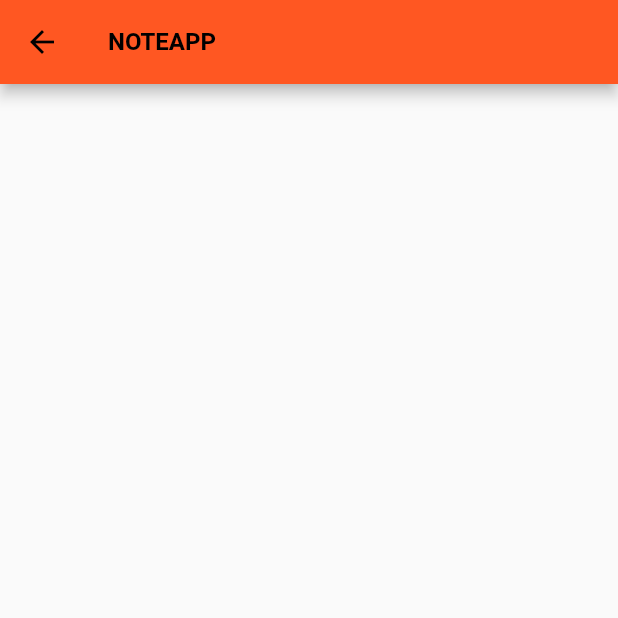
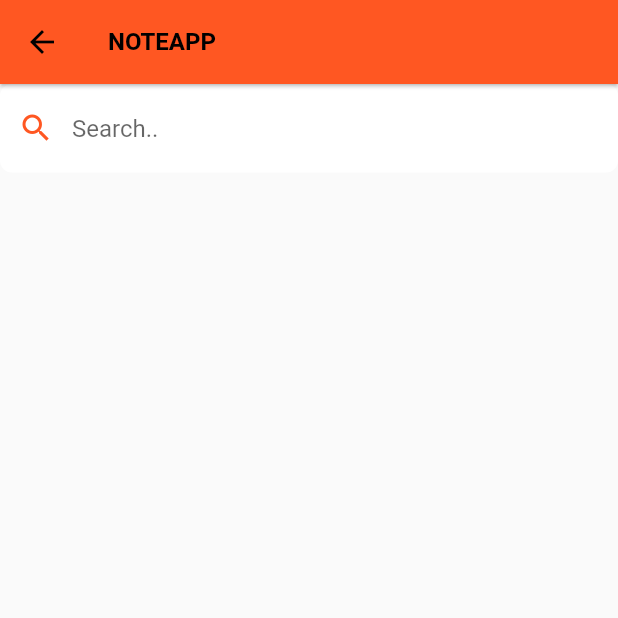
Before and after one commit to il4mb/notepad, a Flutter app: the screen it shows after launch, on a phone screen of 412 x 824 dp, the top half of it. Run offline on Flutter 3.47's test engine with Material 2 defaults, Android fonts, the phone set to English and light mode, and no system bars; missing offline and left inert: dart:ffi.

Commit message:
tambah tipis2

```diff
--- a/lib/beranda.dart
+++ b/lib/beranda.dart
@@ -23,6 +23,29 @@ class _BerandaScreenState extends State<BerandaScreen> {
           color: Colors.black,
         ),
         backgroundColor: Colors.deepOrange,
+        elevation: 1,
+      ),
+      body: SafeArea(
+        child: Form(
+          child: ListView(
+            children: [
+              TextField(
+                style: TextStyle(color: Colors.black26),
+                decoration: InputDecoration(
+                  filled: true,
+                  fillColor: Colors.white,
+                  border: OutlineInputBorder(
+                    borderRadius: BorderRadius.circular(8.0),
+                    borderSide: BorderSide.none
+                  ),
+                  hintText: "Search..",
+                  prefixIcon: Icon(Icons.search),
+                  prefixIconColor: Colors.deepOrange,
+                ),
+              )
+            ],
+          ),
+        ),
       ),
     );
   }
```
